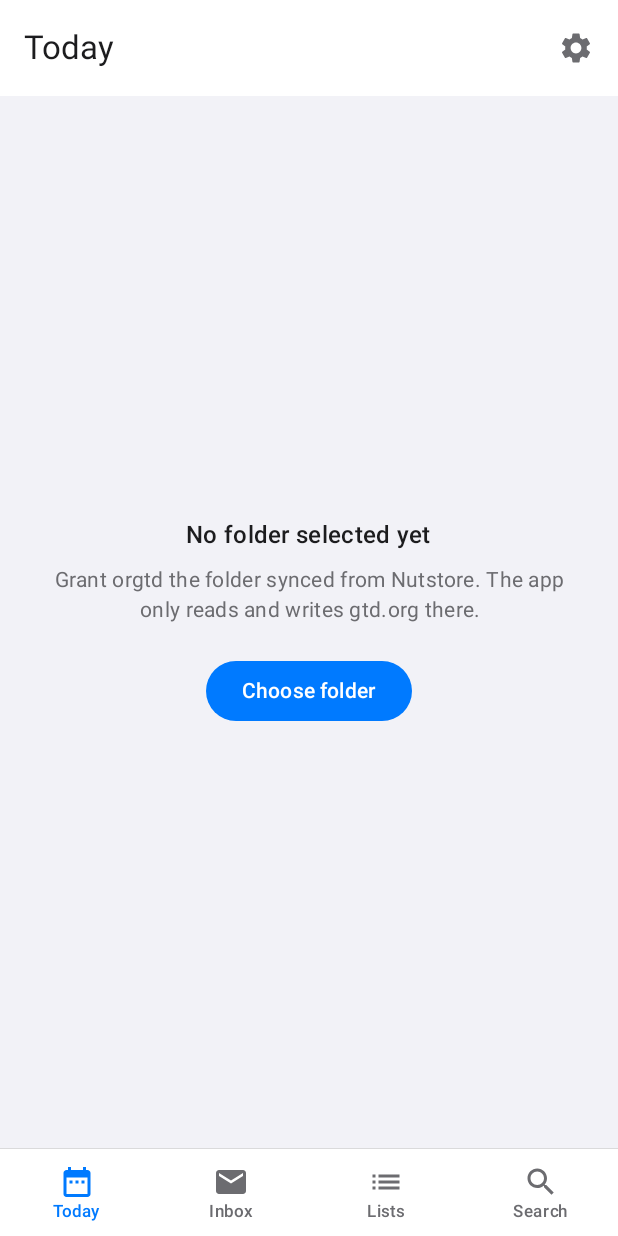
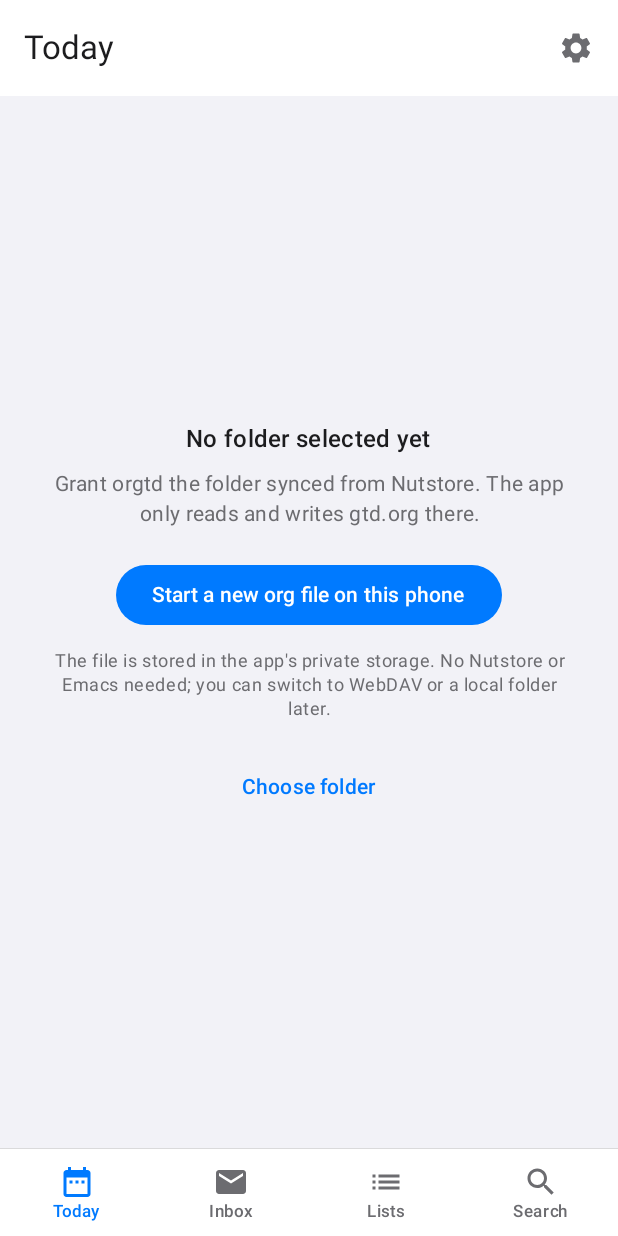
Before and after one commit to Grant-S-Z/orgtd, an Android app built with Jetpack Compose: the screen it shows after launch (MainActivity), on a phone screen of 412 x 824 dp. Run offline under Robolectric (Android 15) with nearby library versions, the phone set to English and light mode, and no system bars; 2 statements that could not run were skipped.

Commit message:
feat: 新手路径——App 内直接新建 org 文件
- 首次打开可一键在 App 私有目录创建 gtd.org（含最小模板），无需已有文件/网盘
- 空目录或远端缺文件时提供「在此新建」，设置里增加 App 内存储选项
- 补文档与 CHANGELOG，设计文档新增 §31

```diff
--- a/app/src/main/kotlin/dev/orgtd/MainActivity.kt
+++ b/app/src/main/kotlin/dev/orgtd/MainActivity.kt
@@ -119,6 +119,9 @@ class MainActivity : ComponentActivity() {
                         }
                     },
                     onPickFolder = { picker.launch(null) },
+                    onCreateInternalFile = viewModel::createInternalFile,
+                    onCreateFileInFolder = viewModel::createFileInCurrentFolder,
+                    onUseInternal = viewModel::useInternal,
                     onRefresh = viewModel::refresh,
                     onToggle = viewModel::toggle,
                     onAddTask = viewModel::addTask,
--- a/app/src/main/kotlin/dev/orgtd/Strings.kt
+++ b/app/src/main/kotlin/dev/orgtd/Strings.kt
@@ -140,6 +140,24 @@ class AppStrings(private val en: Boolean) {
     val noMatches = s("没有匹配的任务", "No matching tasks")
     val searchPrompt = s("输入关键词开始搜索", "Type to search")
     val searchFieldLabel = s("搜索标题、正文或标签", "Search title, notes or tags")
+    val startFresh = s("直接在手机上新建一个 org 文件", "Start a new org file on this phone")
+    val startFreshHint = s(
+        "文件保存在 App 私有目录，不需要先有坚果云或 Emacs。以后可以再切换到 WebDAV 或本地目录。",
+        "The file is stored in the app's private storage. No Nutstore or Emacs needed; you can switch to WebDAV or a local folder later.",
+    )
+    val appStorage = s("App 内新建", "App storage")
+    val useAppStorage = s("使用 App 内新建的文件", "Use the app's own file")
+    val appStorageHint = s(
+        "文件保存在 App 私有目录，卸载 App 会一起删除。",
+        "The file lives in the app's private storage and is removed when the app is uninstalled.",
+    )
+    val createFileHere = s("在这个目录里新建 gtd.org", "Create gtd.org in this folder")
+    val sampleTask = s("点开我——这是一条示例任务", "Tap me — this is a sample task")
+    val sampleNote = s(
+        "这段是备注正文，会原样写回 org 文件。",
+        "This is the note body; it is written back to the org file as-is.",
+    )
+    val sampleList = s("工作", "Work")
     val noFolderTitle = s("还没有选择同步目录", "No folder selected yet")
     val noFolderHint = s(
         "把坚果云同步到的目录授权给 orgtd，App 只读写其中的 gtd.org",
--- a/app/src/main/kotlin/dev/orgtd/data/OrgPrefs.kt
+++ b/app/src/main/kotlin/dev/orgtd/data/OrgPrefs.kt
@@ -5,7 +5,7 @@ import androidx.core.content.edit
 import dev.orgtd.Language
 import dev.orgtd.UiStyle
 
-enum class StorageMode { LOCAL, WEBDAV }
+enum class StorageMode { INTERNAL, LOCAL, WEBDAV }
 
 enum class DarkMode { SYSTEM, LIGHT, DARK }
 
--- a/app/src/main/kotlin/dev/orgtd/ui/OrgtdApp.kt
+++ b/app/src/main/kotlin/dev/orgtd/ui/OrgtdApp.kt
@@ -119,6 +119,9 @@ fun OrgtdApp(
     exactAlarmGranted: Boolean,
     onRequestExactAlarm: () -> Unit,
     onPickFolder: () -> Unit,
+    onCreateInternalFile: () -> Unit,
+    onCreateFileInFolder: () -> Unit,
+    onUseInternal: () -> Unit,
     onRefresh: () -> Unit,
     onToggle: (Int) -> Unit,
     onAddTask: (String, LocalDate?) -> Unit,
@@ -265,9 +268,9 @@ fun OrgtdApp(
             }
 
             when {
-                !state.folderSelected -> FolderPrompt(onPickFolder)
+                !state.folderSelected -> FolderPrompt(onPickFolder, onCreateInternalFile)
                 state.loading -> Loading()
-                state.missingFile -> MissingFile(fileName, onPickFolder)
+                state.missingFile -> MissingFile(fileName, onPickFolder, onCreateFileInFolder)
                 inDetail -> ListTasks(
                     state = state,
                     listLine = detailLine,
@@ -347,6 +350,7 @@ fun OrgtdApp(
             onSetUiStyle = onSetUiStyle,
             onSetRemindDateOnly = onSetRemindDateOnly,
             onSetFileName = onSetFileName,
+            onUseInternal = onUseInternal,
         )
     }
 
@@ -993,7 +997,7 @@ private fun ErrorBar(message: String, onDismiss: () -> Unit) {
 }
 
 @Composable
-private fun FolderPrompt(onPickFolder: () -> Unit) {
+private fun FolderPrompt(onPickFolder: () -> Unit, onCreateInternalFile: () -> Unit) {
     val strings = LocalStrings.current
     Column(
         modifier = Modifier
@@ -1010,12 +1014,24 @@ private fun FolderPrompt(onPickFolder: () -> Unit) {
             textAlign = TextAlign.Center,
             modifier = Modifier.padding(top = 8.dp, bottom = 20.dp),
         )
-        Button(onClick = onPickFolder) { Text(strings.chooseFolder) }
+        Button(onClick = onCreateInternalFile) { Text(strings.startFresh) }
+        Text(
+            text = strings.startFreshHint,
+            style = MaterialTheme.typography.bodySmall,
+            color = MaterialTheme.colorScheme.onSurfaceVariant,
+            textAlign = TextAlign.Center,
+            modifier = Modifier.padding(top = 12.dp, bottom = 20.dp),
+        )
+        TextButton(onClick = onPickFolder) { Text(strings.chooseFolder) }
     }
 }
 
 @Composable
-private fun MissingFile(fileName: String, onPickFolder: () -> Unit) {
+private fun MissingFile(
+    fileName: String,
+    onPickFolder: () -> Unit,
+    onCreateFile: () -> Unit,
+) {
     val strings = LocalStrings.current
     Column(
         modifier = Modifier
@@ -1032,7 +1048,8 @@ private fun MissingFile(fileName: String, onPickFolder: () -> Unit) {
             textAlign = TextAlign.Center,
             modifier = Modifier.padding(top = 8.dp, bottom = 20.dp),
         )
-        Button(onClick = onPickFolder) { Text(strings.reselectFolder) }
+        Button(onClick = onCreateFile) { Text(strings.createFileHere) }
+        TextButton(onClick = onPickFolder) { Text(strings.reselectFolder) }
     }
 }
 
```
Also changed, not shown: app/src/main/kotlin/dev/orgtd/TaskViewModel.kt (+47 -0 lines), app/src/main/kotlin/dev/orgtd/data/OrgSource.kt (+40 -0 lines), app/src/main/kotlin/dev/orgtd/data/OrgTemplate.kt (added, +16 -0 lines), app/src/main/kotlin/dev/orgtd/ui/SettingsSheet.kt (+19 -1 lines), 4 other files.
